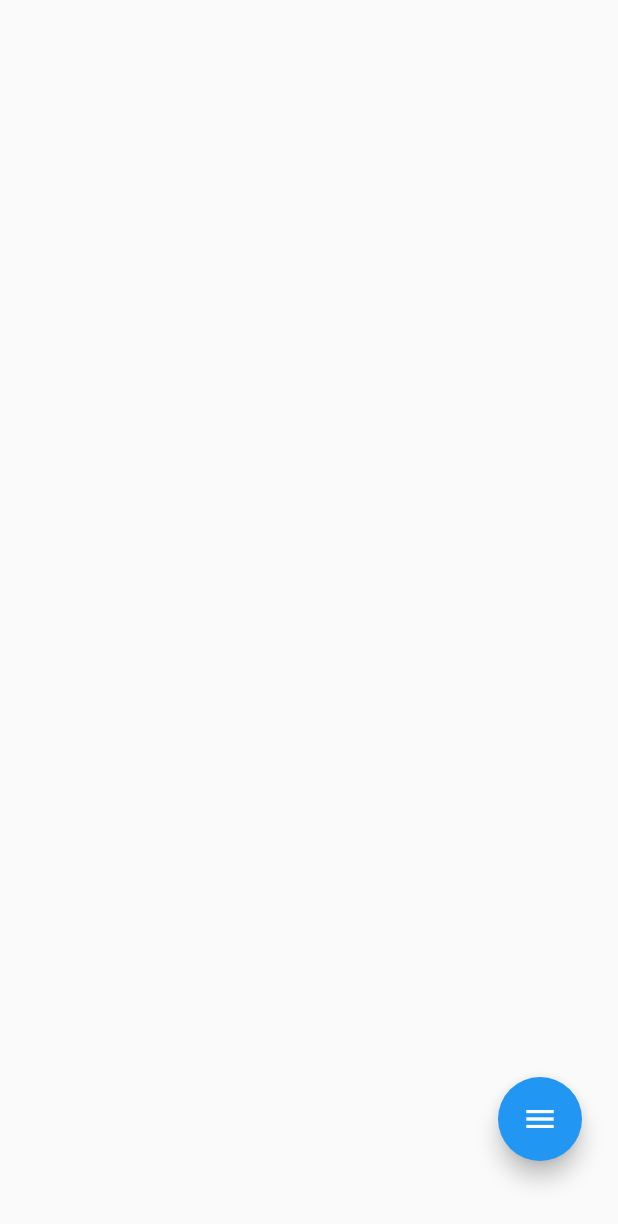
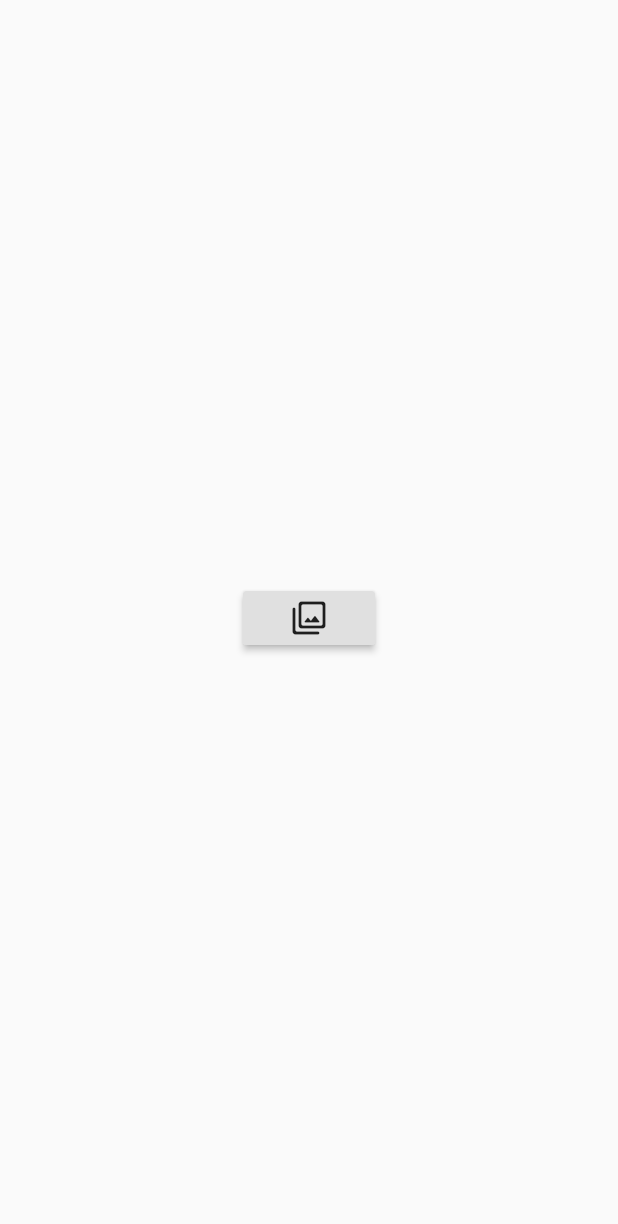
Before and after one commit to tiwariank/flutterbase, a Flutter app: the screen it shows after launch, on a phone screen of 412 x 824 dp. Shown: the top 1224 px of the screen. Run offline on Flutter 3.47's test engine with Material 2 defaults, Android fonts, the phone set to English and light mode, and no system bars.

Commit message:
commit18mar

```diff
--- a/lib/base_provider.dart
+++ b/lib/base_provider.dart
@@ -24,8 +24,8 @@ class UpdatedTileList extends ChangeNotifier{
     return tileList;
   }
 
-  addTile() async{
-    var tile = new ItemTile("name", "type");
+  addTile(String tileName,String tileType) async{
+    var tile = new ItemTile(tileName, tileType);
     tileList.add(tile);
     notifyListeners();
   }
--- a/lib/main.dart
+++ b/lib/main.dart
@@ -5,9 +5,12 @@ import 'itemTile.dart';
 import 'homeScreen.dart';
 
 
+
 void main() {
   runApp(HomeApp());
 }
+
+
 class HomeApp extends StatelessWidget {
   // @override
   // Widget build(BuildContext context) {
@@ -33,7 +36,7 @@ class HomeApp extends StatelessWidget {
           child: MaterialApp(
             debugShowCheckedModeBanner: false,
             home: Scaffold(
-              body: HomeScreen(),
+              body: Center(child: CustomDialog()),
             )
             ,
             theme: ThemeData.light(),
@@ -58,33 +61,6 @@ class HomeApp extends StatelessWidget {
 
 
 
-class MyApp1 extends StatelessWidget{
-
-  void addItemTile(BuildContext context) {
-    // Provider.of<UpdatedTileList>(context, listen: false).addTile();
-    print("hello");
-    Provider.of<UpdatedTileList>(context, listen: false).addTile();
-  }
-
-  @override
-  Widget build(BuildContext context) {
-    // TODO: implement build
-    return Row(
-     children: <Widget>[
-       RaisedButton(
-         onPressed: (){
-           addItemTile(context);
-         },
-         child: Icon(Icons.add),
-       )
-
-     ],
-    );
-  }
-
-}
-
-
 
 
 class MyApp extends StatelessWidget {
@@ -107,6 +83,9 @@ class MyApp extends StatelessWidget {
     );
   }
 }
+
+
+
 
 class MyHomePage extends StatelessWidget {
   final String title;
@@ -144,3 +123,74 @@ class MyHomePage extends StatelessWidget {
     );
   }
 }
+
+
+class CustomDialog extends StatefulWidget{
+  @override
+  State<StatefulWidget> createState() {
+    // TODO: implement createState
+    return _CustomDialog();
+  }
+
+
+}
+
+class _CustomDialog extends State<CustomDialog>{
+  bool isDialogVisible = true;
+  @override
+  Widget build(BuildContext context) {
+    // TODO: implement build
+    return Stack(
+      children: <Widget>[
+        Visibility(
+          visible: !isDialogVisible,
+          child: RaisedButton(
+            elevation: 2,
+            hoverColor: Colors.blue,
+            color:Colors.red,
+            hoverElevation: 10,
+            onPressed: null,
+            child: Container(
+              height: MediaQuery.of(context).size.height/2,
+              width: MediaQuery.of(context).size.width/2,
+              decoration: BoxDecoration(
+                shape: BoxShape.circle,
+                color: Colors.black
+              ),
+              child: Container(
+                height: MediaQuery.of(context).size.height/4,
+                width: MediaQuery.of(context).size.width/4,
+
+                child: Column(
+                  children: <Widget>[
+                    RaisedButton(onPressed: (){
+                      setState(() {
+                        isDialogVisible = ! isDialogVisible;
+                      });
+                    },
+                      child: Icon(Icons.filter_rounded),)
+                  ],
+                ),
+                color:Colors.amber,
+
+              ),
+            ),
+          ),
+        ),
+        Visibility(
+          visible: isDialogVisible,
+          child: Container(
+              child:RaisedButton(onPressed: (){
+                setState(() {
+                  isDialogVisible = ! isDialogVisible;
+                });
+              },
+                child: Icon(Icons.filter_rounded),)
+          ),
+        )
+      ],
+    );
+
+  }
+
+}
```
Also changed, not shown: lib/addTile.dart (+30 -1 lines), lib/homeScreen.dart (+8 -45 lines), lib/itemTile.dart (+83 -11 lines), pubspec.yaml (+4 -3 lines), assets/test1.png (added).
